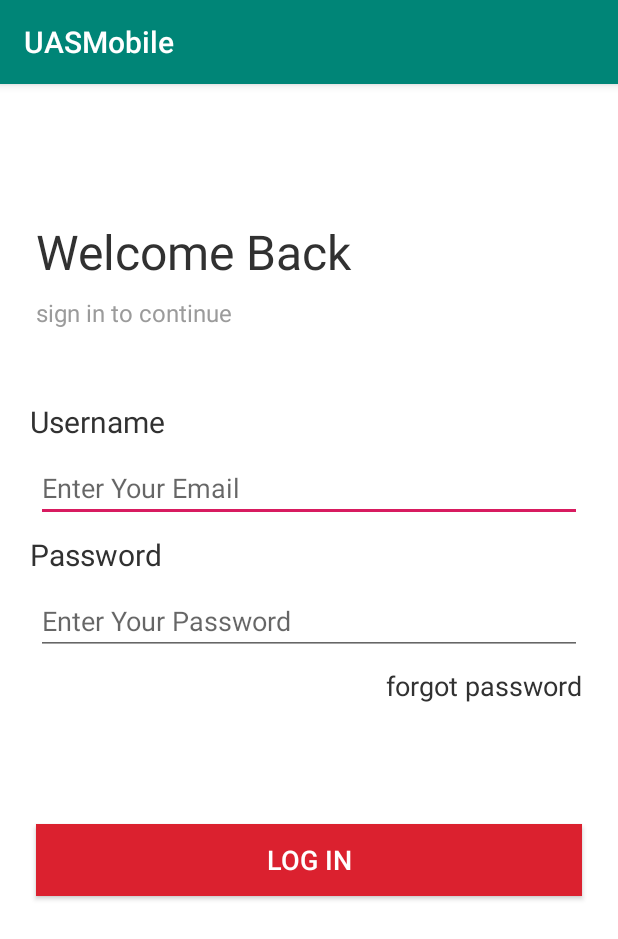
After one commit to YessyNP/UASMobile, an Android app: the LoginActivity screen opened directly, with no data from a screen before it, on a phone screen of 412 x 824 dp. The commit adds this screen. Shown: the top 939 px of the screen. Run offline under Robolectric (Android 15) with nearby library versions, the phone set to English and light mode, and no system bars.

Commit message:
Mmebuat Login Activity dan mengubah isi activity_main

```diff
--- a/app/src/main/AndroidManifest.xml
+++ b/app/src/main/AndroidManifest.xml
@@ -1,7 +1,6 @@
 <?xml version="1.0" encoding="utf-8"?>
 <manifest xmlns:android="http://schemas.android.com/apk/res/android"
     package="com.yessy.uasmobile">
-
 
     <application
         android:allowBackup="true"
@@ -10,6 +9,7 @@
         android:roundIcon="@mipmap/ic_launcher_round"
         android:supportsRtl="true"
         android:theme="@style/AppTheme">
+        <activity android:name=".activities.LoginActivity"></activity>
         <activity android:name=".activities.SplashActivity">
             <intent-filter>
                 <action android:name="android.intent.action.MAIN" />
@@ -17,8 +17,7 @@
                 <category android:name="android.intent.category.LAUNCHER" />
             </intent-filter>
         </activity>
-        <activity android:name=".activities.MainActivity">
-        </activity>
+        <activity android:name=".activities.MainActivity"></activity>
     </application>
 
 </manifest>
--- /dev/null
+++ b/app/src/main/java/com/yessy/uasmobile/activities/LoginActivity.java
@@ -0,0 +1,20 @@
+package com.yessy.uasmobile.activities;
+
+import androidx.appcompat.app.AppCompatActivity;
+
+
+import android.os.Bundle;
+
+
+import com.yessy.uasmobile.R;
+
+public class LoginActivity extends AppCompatActivity {
+
+    @Override
+    protected void onCreate(Bundle savedInstanceState) {
+        super.onCreate(savedInstanceState);
+        setContentView(R.layout.activity_login);
+
+
+    }
+}
--- /dev/null
+++ b/app/src/main/res/font/montserrat_light.xml
@@ -0,0 +1,4 @@
+<?xml version="1.0" encoding="utf-8"?>
+<font-family xmlns:android="http://schemas.android.com/apk/res/android">
+
+</font-family>
--- /dev/null
+++ b/app/src/main/res/font/montserrat_semi_bold.xml
@@ -0,0 +1,4 @@
+<?xml version="1.0" encoding="utf-8"?>
+<font-family xmlns:android="http://schemas.android.com/apk/res/android">
+
+</font-family>
--- /dev/null
+++ b/app/src/main/res/layout/activity_login.xml
@@ -0,0 +1,114 @@
+<?xml version="1.0" encoding="utf-8"?>
+<androidx.constraintlayout.widget.ConstraintLayout xmlns:android="http://schemas.android.com/apk/res/android"
+    xmlns:app="http://schemas.android.com/apk/res-auto"
+    xmlns:tools="http://schemas.android.com/tools"
+    android:layout_width="match_parent"
+    android:layout_height="match_parent"
+    android:background="#FFFFFF"
+    tools:context=".activities.LoginActivity">
+
+    <TextView
+        android:id="@+id/welcome_back"
+        android:layout_width="wrap_content"
+        android:layout_height="wrap_content"
+        android:layout_marginLeft="24dp"
+        android:fontFamily="@font/montserrat_semi_bold"
+        android:text="Welcome Back"
+        android:textColor="#313131"
+        android:textSize="32sp"
+        app:layout_constraintLeft_toLeftOf="parent"
+        app:layout_constraintTop_toTopOf="parent"
+        android:layout_marginTop="90dp"
+        />
+    <TextView
+        android:id="@+id/sign_in"
+        android:layout_width="wrap_content"
+        android:layout_height="wrap_content"
+        android:layout_marginLeft="24dp"
+        android:layout_marginTop="8dp"
+        android:fontFamily="@font/montserrat_light"
+        android:text="@string/sign_in_to_continue"
+        android:textColor="#9b9b9b"
+        android:textSize="16sp"
+        app:layout_constraintLeft_toLeftOf="parent"
+        app:layout_constraintTop_toBottomOf="@id/welcome_back" />
+
+    <TextView
+        android:id="@+id/reset_code"
+        android:layout_width="wrap_content"
+        android:layout_height="wrap_content"
+        android:layout_marginLeft="20dp"
+        android:layout_marginTop="48dp"
+        android:text="Username"
+        android:textColor="#313131"
+        android:textSize="20sp"
+        app:layout_constraintLeft_toLeftOf="parent"
+        app:layout_constraintTop_toBottomOf="@+id/sign_in" />
+
+    <EditText
+        android:id="@+id/edt_reset_code"
+        android:layout_width="match_parent"
+        android:layout_height="wrap_content"
+        android:layout_marginLeft="24dp"
+        android:layout_marginTop="8dp"
+        android:layout_marginRight="24dp"
+        android:hint="Enter Your Email"
+        app:layout_constraintLeft_toLeftOf="parent"
+        app:layout_constraintRight_toRightOf="parent"
+        app:layout_constraintTop_toBottomOf="@id/reset_code"
+        />
+    <TextView
+        android:id="@+id/new_password"
+        android:layout_width="wrap_content"
+        android:layout_height="wrap_content"
+        android:layout_marginLeft="20dp"
+        android:layout_marginTop="8dp"
+        android:text="Password"
+        android:textColor="#313131"
+        android:textSize="20sp"
+        app:layout_constraintLeft_toLeftOf="parent"
+        app:layout_constraintTop_toBottomOf="@+id/edt_reset_code" />
+
+    <EditText
+        android:id="@+id/edt_new_password"
+        android:layout_width="match_parent"
+        android:layout_height="wrap_content"
+        android:layout_marginLeft="24dp"
+        android:layout_marginTop="8dp"
+        android:layout_marginRight="24dp"
+        android:hint="@string/enter_your_password"
+        app:layout_constraintLeft_toLeftOf="parent"
+        app:layout_constraintRight_toRightOf="parent"
+        app:layout_constraintTop_toBottomOf="@+id/new_password" />
+
+    <TextView
+        android:id="@+id/forgot_password"
+        android:layout_width="wrap_content"
+        android:layout_height="wrap_content"
+        android:layout_marginTop="8dp"
+        android:layout_marginRight="24dp"
+        android:text="@string/forgot_password"
+        android:textColor="#313131"
+        android:textSize="18sp"
+        app:layout_constraintRight_toRightOf="parent"
+        app:layout_constraintTop_toBottomOf="@id/edt_new_password"
+
+        />
+
+    <Button
+        android:layout_width="match_parent"
+        android:layout_height="wrap_content"
+        android:layout_marginStart="24dp"
+        android:layout_marginEnd="24dp"
+        android:textSize="18sp"
+        android:layout_marginBottom="200dp"
+        android:background="@color/buttonred"
+        android:text="LOG IN"
+        android:textColor="#FFFFFF"
+        app:layout_constraintTop_toBottomOf="@id/forgot_password"
+        android:layout_marginTop="80dp"
+        app:layout_constraintEnd_toEndOf="parent"
+        app:layout_constraintStart_toStartOf="parent"
+
+        />
+</androidx.constraintlayout.widget.ConstraintLayout>
--- a/app/src/main/res/layout/activity_main.xml
+++ b/app/src/main/res/layout/activity_main.xml
@@ -4,15 +4,52 @@
     xmlns:tools="http://schemas.android.com/tools"
     android:layout_width="match_parent"
     android:layout_height="match_parent"
-    tools:context=".activities.MainActivity">
+    tools:context=".activities.MainActivity"
+    android:background="@color/colormain">
 
-    <TextView
+    <Button
+        android:id="@+id/button"
         android:layout_width="wrap_content"
         android:layout_height="wrap_content"
-        android:text="Hello World!"
-        app:layout_constraintBottom_toBottomOf="parent"
-        app:layout_constraintLeft_toLeftOf="parent"
-        app:layout_constraintRight_toRightOf="parent"
+        android:layout_marginStart="50dp"
+        android:layout_marginLeft="50dp"
+        android:layout_marginTop="370dp"
+        android:layout_marginEnd="50dp"
+        android:layout_marginRight="50dp"
+        android:text="Create New Account"
+        app:layout_constraintEnd_toEndOf="parent"
+        app:layout_constraintHorizontal_bias="0.594"
+        app:layout_constraintStart_toStartOf="parent"
         app:layout_constraintTop_toTopOf="parent" />
 
+    <Button
+        android:id="@+id/button2"
+        android:layout_width="wrap_content"
+        android:layout_height="wrap_content"
+        android:layout_marginStart="50dp"
+        android:layout_marginLeft="50dp"
+        android:layout_marginTop="70dp"
+        android:layout_marginEnd="50dp"
+        android:layout_marginRight="50dp"
+        android:text="LOGIN"
+        app:layout_constraintEnd_toEndOf="parent"
+        app:layout_constraintHorizontal_bias="0.566"
+        app:layout_constraintStart_toStartOf="parent"
+        app:layout_constraintTop_toTopOf="@+id/button" />
+
+    <ImageView
+        android:id="@+id/imageView2"
+        android:layout_width="249dp"
+        android:layout_height="330dp"
+        android:layout_marginStart="50dp"
+        android:layout_marginLeft="50dp"
+        android:layout_marginTop="30dp"
+        android:layout_marginEnd="50dp"
+        android:layout_marginRight="50dp"
+        app:layout_constraintEnd_toEndOf="parent"
+        app:layout_constraintHorizontal_bias="0.561"
+        app:layout_constraintStart_toStartOf="parent"
+        app:layout_constraintTop_toTopOf="parent"
+        app:srcCompat="@drawable/store" />
+
 </androidx.constraintlayout.widget.ConstraintLayout>
--- a/app/src/main/res/values/colors.xml
+++ b/app/src/main/res/values/colors.xml
@@ -4,4 +4,7 @@
     <color name="colorPrimaryDark">#00574B</color>
     <color name="colorAccent">#D81B60</color>
     <color name="colorbackground">#FFFF</color>
+    <color name="colormain">#4A99C9</color>
+    <color name="buttonred">#DB212F</color>
+
 </resources>
--- a/app/src/main/res/values/strings.xml
+++ b/app/src/main/res/values/strings.xml
@@ -1,3 +1,6 @@
 <resources>
     <string name="app_name">UASMobile</string>
+    <string name="forgot_password">forgot password</string>
+    <string name="enter_your_password">Enter Your Password </string>
+    <string name="sign_in_to_continue">sign in to continue</string>
 </resources>
```
Also changed, not shown: app/src/main/res/drawable-mdpi/store.png (added).
